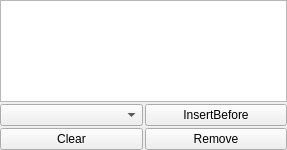
First picture: the form in resources/ui/pipeline.ui, repository flegac/piaf-edit, before the edit.
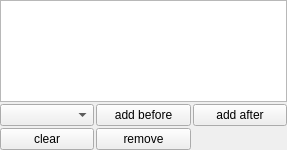
Second picture: the form after the edit.

Commit message: feat: add after/before pipeline in ViewConfig

What changed in the file:
```diff
--- a/resources/ui/pipeline.ui
+++ b/resources/ui/pipeline.ui
@@ -29,31 +29,38 @@
             <property name="spacing">
                 <number>2</number>
             </property>
+   <item row="3" column="0">
+    <widget class="QPushButton" name="clearButton">
+     <property name="text">
+      <string>clear</string>
+     </property>
+    </widget>
+   </item>
             <item row="2" column="0">
                 <widget class="QComboBox" name="operatorCombo"/>
             </item>
             <item row="2" column="1">
                 <widget class="QPushButton" name="insertButton">
                     <property name="text">
-                        <string>InsertBefore</string>
-                    </property>
-                </widget>
-            </item>
-            <item row="3" column="0">
-                <widget class="QPushButton" name="clearButton">
-                    <property name="text">
-                        <string>Clear</string>
+      <string>add before</string>
                     </property>
                 </widget>
             </item>
             <item row="3" column="1">
                 <widget class="QPushButton" name="removeButton">
                     <property name="text">
-                        <string>Remove</string>
+      <string>remove</string>
                     </property>
                 </widget>
             </item>
-            <item row="0" column="0" colspan="2">
+   <item row="2" column="2">
+    <widget class="QPushButton" name="addAfterButton">
+     <property name="text">
+      <string>add after</string>
+     </property>
+    </widget>
+   </item>
+   <item row="0" column="0" colspan="3">
                 <widget class="QListWidget" name="pipelineList">
                     <property name="selectionMode">
                         <enum>QAbstractItemView::MultiSelection</enum>
```
Left out of the diff: 2 changed lines with no effect on the pictures. Lines whose indentation alone changed are shown as unchanged. The commit also changes 9 other files.
